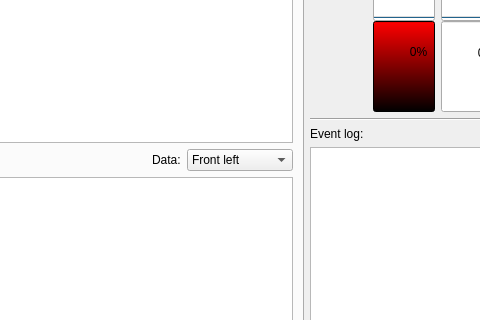
Flooten/mazetercontrol, file forms/mainwindow.ui: the form before one commit; both pictures show x 250 to 730 and y 198 to 518 of the 825 by 650 pixel window.
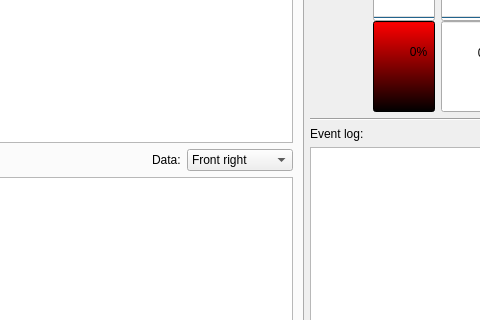
The form after the commit. Icons and pictures are not drawn.

Diff of the .ui file:
```diff
--- a/forms/mainwindow.ui
+++ b/forms/mainwindow.ui
@@ -159,11 +159,6 @@
             </item>
             <item>
              <widget class="QComboBox" name="comboBox_sensor_data">
-              <item>
-               <property name="text">
-                <string>Front left</string>
-               </property>
-              </item>
               <item>
                <property name="text">
                 <string>Front right</string>
```
Left out of the diff: 32 changed lines with no effect on the pictures.
